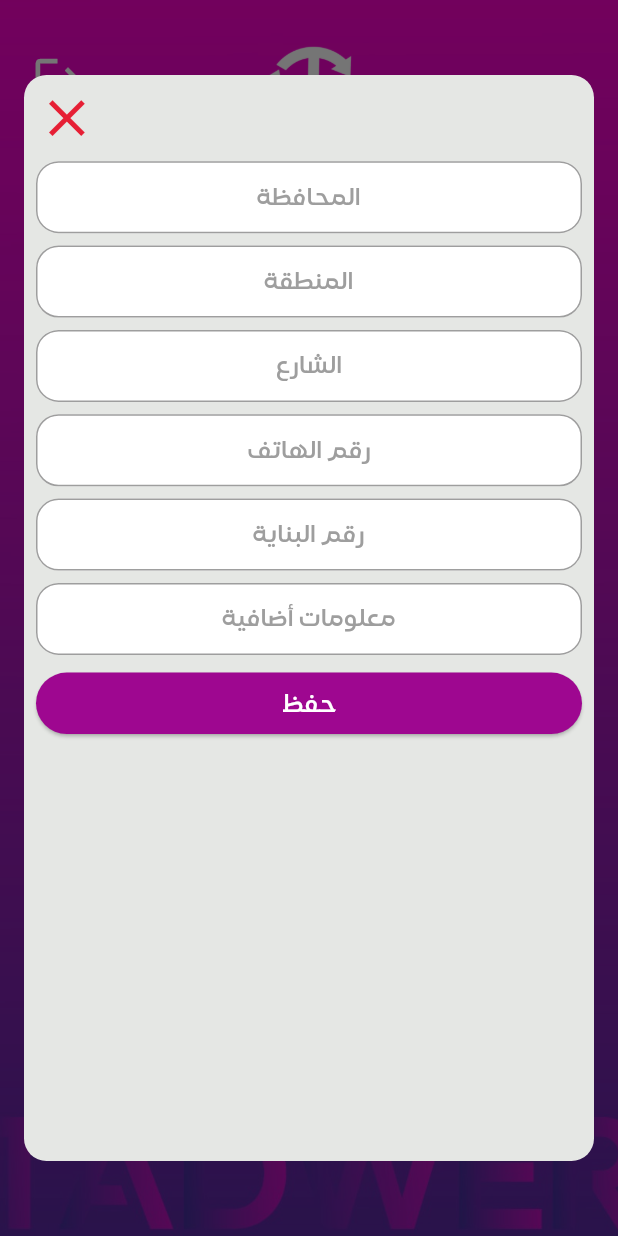
After one commit to Mohammad-Ihmeid/tadwer_app, a Flutter app: the RecyclingRequestScreen screen opened by its route, after a tap on "أضافة الموقع", on a phone screen of 412 x 824 dp. The commit adds this screen. Run offline on Flutter 3.47's test engine with Material 3 defaults, Android fonts, the phone set to English and light mode, and no system bars; our stand-ins replace bloc, dartz, equatable, flutter_bloc, get_it, get_storage and 2 more; accounts and stored records are empty; network calls fail.

Commit message:
Fix Bugs

```diff
--- a/lib/company/domain/repository/base_company_repository.dart
+++ b/lib/company/domain/repository/base_company_repository.dart
@@ -1,6 +1,7 @@
 import 'package:dartz/dartz.dart';
 import 'package:tadwer_app/company/domain/entities/category.dart';
 import 'package:tadwer_app/company/domain/entities/waste.dart';
+import 'package:tadwer_app/company/domain/usecases/add_address_usecase.dart';
 import 'package:tadwer_app/company/domain/usecases/connect_user_with_company_usecase.dart';
 import 'package:tadwer_app/company/domain/usecases/get_company_type_by_id_usecase.dart';
 import 'package:tadwer_app/company/domain/usecases/get_waste_by_category_usecase.dart';
@@ -27,4 +28,9 @@ abstract class BaseCompanyRepository {
 
   Future<Either<Failure, String>> updateQuantityOrAdd(
       UpdateQuantityOrAddParameters parameters);
+
+  ///////////////////////////////////////////////////
+
+  Future<Either<Failure, String>> addUserAddress(
+      AddUserAddressParameters parameters);
 }
--- /dev/null
+++ b/lib/company/presentation/components/address_component/add_address_component.dart
@@ -0,0 +1,104 @@
+import 'package:flutter/material.dart';
+import 'package:flutter_bloc/flutter_bloc.dart';
+import 'package:sizer/sizer.dart';
+import 'package:tadwer_app/company/presentation/components/widget/custom_address_text_field.dart';
+import 'package:tadwer_app/company/presentation/controller/bloc_recycling_request/recycling_request_bloc.dart';
+import 'package:tadwer_app/core/services/services_locator.dart';
+import 'package:tadwer_app/core/utils/color_manger.dart';
+import 'package:tadwer_app/core/utils/values_manager.dart';
+
+Future<dynamic> showAddAddressDialog(BuildContext context) {
+  return showAdaptiveDialog(
+    context: context,
+    builder: (context) => Material(
+      color: Colors.transparent,
+      child: Container(
+        margin: const EdgeInsets.symmetric(
+          vertical: AppPadding.p50,
+          horizontal: AppPadding.p16,
+        ),
+        padding: const EdgeInsets.all(AppPadding.p8),
+        decoration: BoxDecoration(
+          color: ColorManager.gray,
+          borderRadius: BorderRadius.circular(AppBorderRadius.s15),
+        ),
+        child: Scaffold(
+          backgroundColor: Colors.transparent,
+          body: BlocProvider(
+            create: (context) => getIt<RecyclingRequestBloc>(),
+            child: Directionality(
+              textDirection: TextDirection.rtl,
+              child: SingleChildScrollView(
+                child: Column(
+                  mainAxisSize: MainAxisSize.min,
+                  children: [
+                    Align(
+                      alignment: Alignment.topLeft,
+                      child: GestureDetector(
+                        onTap: () => Navigator.pop(context),
+                        child: Container(
+                          color: Colors.transparent,
+                          child: Icon(
+                            Icons.close,
+                            color: ColorManager.error,
+                            size: 30.sp,
+                          ),
+                        ),
+                      ),
+                    ),
+                    SizedBox(height: 1.h),
+                    CustomAddressTextField(
+                      controller: TextEditingController(),
+                      hintText: "المحافظة",
+                    ),
+                    SizedBox(height: 1.h),
+                    CustomAddressTextField(
+                      controller: TextEditingController(),
+                      hintText: "المنطقة",
+                    ),
+                    SizedBox(height: 1.h),
+                    CustomAddressTextField(
+                      controller: TextEditingController(),
+                      hintText: "الشارع",
+                    ),
+                    SizedBox(height: 1.h),
+                    CustomAddressTextField(
+                      controller: TextEditingController(),
+                      hintText: "رقم الهاتف",
+                    ),
+                    SizedBox(height: 1.h),
+                    CustomAddressTextField(
+                      controller: TextEditingController(),
+                      hintText: "رقم البناية",
+                    ),
+                    SizedBox(height: 1.h),
+                    CustomAddressTextField(
+                      controller: TextEditingController(),
+                      hintText: "معلومات أضافية",
+                    ),
+                    SizedBox(height: 1.h),
+                    ElevatedButton(
+                      onPressed: () {},
+                      style: ButtonStyle(
+                        backgroundColor:
+                            MaterialStateProperty.all(ColorManager.darkBink),
+                        minimumSize: MaterialStateProperty.all(
+                            const Size(double.infinity, 10)),
+                        padding: MaterialStateProperty.all(
+                            const EdgeInsets.all(AppPadding.p8)),
+                      ),
+                      child: Text(
+                        "حفظ",
+                        style: Theme.of(context).textTheme.titleMedium,
+                      ),
+                    )
+                  ],
+                ),
+              ),
+            ),
+          ),
+        ),
+      ),
+    ),
+  );
+}
--- /dev/null
+++ b/lib/company/presentation/components/widget/custom_address_text_field.dart
@@ -0,0 +1,51 @@
+import 'package:flutter/material.dart';
+import 'package:flutter/services.dart';
+import 'package:tadwer_app/core/utils/color_manger.dart';
+import 'package:tadwer_app/core/utils/values_manager.dart';
+
+class CustomAddressTextField extends StatelessWidget {
+  const CustomAddressTextField(
+      {Key? key,
+      required this.controller,
+      required this.hintText,
+      this.textInputAction = TextInputAction.next,
+      this.keyboardType = TextInputType.text,
+      this.inputFormatters = const []})
+      : super(key: key);
+
+  final String hintText;
+  final TextEditingController controller;
+  final TextInputAction textInputAction;
+  final TextInputType keyboardType;
+  final List<TextInputFormatter> inputFormatters;
+
+  @override
+  Widget build(BuildContext context) {
+    return TextField(
+      textInputAction: textInputAction,
+      keyboardType: keyboardType,
+      controller: controller,
+      inputFormatters: inputFormatters,
+      textAlign: TextAlign.center,
+      decoration: InputDecoration(
+        filled: true,
+        fillColor: ColorManager.white,
+        contentPadding: const EdgeInsets.symmetric(horizontal: 0),
+        hintText: hintText,
+        hintStyle: const TextStyle(color: Colors.grey),
+        border: OutlineInputBorder(
+          borderSide: const BorderSide(color: Colors.grey),
+          borderRadius: BorderRadius.circular(AppBorderRadius.s15),
+        ),
+        enabledBorder: OutlineInputBorder(
+          borderSide: const BorderSide(color: Colors.grey),
+          borderRadius: BorderRadius.circular(AppBorderRadius.s15),
+        ),
+        focusedBorder: OutlineInputBorder(
+          borderSide: const BorderSide(color: Colors.grey),
+          borderRadius: BorderRadius.circular(AppBorderRadius.s15),
+        ),
+      ),
+    );
+  }
+}
--- /dev/null
+++ b/lib/company/presentation/screens/recycling_request_screen.dart
@@ -0,0 +1,75 @@
+import 'package:flutter/material.dart';
+import 'package:sizer/sizer.dart';
+import 'package:tadwer_app/company/presentation/components/address_component/add_address_component.dart';
+import 'package:tadwer_app/company/presentation/components/widget/custom_app_bar.dart';
+import 'package:tadwer_app/core/utils/assets_manager.dart';
+import 'package:tadwer_app/core/utils/color_manger.dart';
+import 'package:tadwer_app/core/utils/values_manager.dart';
+
+class RecyclingRequestScreen extends StatelessWidget {
+  const RecyclingRequestScreen({super.key});
+
+  @override
+  Widget build(BuildContext context) {
+    return Scaffold(
+      resizeToAvoidBottomInset: false,
+      body: SafeArea(
+        child: Stack(
+          children: [
+            SizedBox(
+              width: 100.w,
+              height: 100.h,
+              child: Image.asset(
+                ImagesAssets.backgroundImage,
+                fit: BoxFit.cover,
+              ),
+            ),
+            Column(
+              crossAxisAlignment: CrossAxisAlignment.start,
+              mainAxisSize: MainAxisSize.min,
+              children: [
+                CustomAppBar.appBar(context),
+                GestureDetector(
+                  onTap: () => showAddAddressDialog(context),
+                  child: Container(
+                    width: double.infinity,
+                    margin: const EdgeInsets.all(AppPadding.p16),
+                    padding:
+                        const EdgeInsets.symmetric(vertical: AppPadding.p16),
+                    decoration: BoxDecoration(
+                      color: ColorManager.white,
+                      borderRadius: BorderRadius.circular(AppBorderRadius.s15),
+                    ),
+                    child: Text(
+                      "أضافة الموقع",
+                      textAlign: TextAlign.center,
+                      style: Theme.of(context).textTheme.titleLarge,
+                    ),
+                  ),
+                ),
+                GestureDetector(
+                  onTap: () {},
+                  child: Container(
+                    width: double.infinity,
+                    margin: const EdgeInsets.all(AppPadding.p16),
+                    padding:
+                        const EdgeInsets.symmetric(vertical: AppPadding.p16),
+                    decoration: BoxDecoration(
+                      color: ColorManager.white,
+                      borderRadius: BorderRadius.circular(AppBorderRadius.s15),
+                    ),
+                    child: Text(
+                      "طلب تدوير",
+                      textAlign: TextAlign.center,
+                      style: Theme.of(context).textTheme.titleLarge,
+                    ),
+                  ),
+                ),
+              ],
+            ),
+          ],
+        ),
+      ),
+    );
+  }
+}
--- a/lib/core/global/routes/app_pages.dart
+++ b/lib/core/global/routes/app_pages.dart
@@ -2,6 +2,7 @@ import 'package:tadwer_app/auth/presentation/screens/log_in_screen.dart';
 import 'package:tadwer_app/company/presentation/screens/basket_screen.dart';
 import 'package:tadwer_app/company/presentation/screens/category_screen.dart';
 import 'package:tadwer_app/company/presentation/screens/company_type_screen.dart';
+import 'package:tadwer_app/company/presentation/screens/recycling_request_screen.dart';
 
 import '../../../auth/presentation/screens/splash_screen.dart';
 import 'app_routes.dart';
@@ -17,5 +18,6 @@ class AppPages {
     Routes.companyType: (context) => const CompanyTypeScreen(),
     Routes.categoryType: (context) => const CategoryScreen(),
     Routes.basket: (context) => const BasketScreen(),
+    Routes.recyclingRequest: (context) => const RecyclingRequestScreen(),
   };
 }
--- a/lib/core/global/routes/app_routes.dart
+++ b/lib/core/global/routes/app_routes.dart
@@ -7,6 +7,7 @@ abstract class Routes {
   static const categoryType = Paths.categoryType;
   static const wasteType = Paths.wasteType;
   static const basket = Paths.basket;
+  static const recyclingRequest = Paths.recyclingRequest;
 }
 
 abstract class Paths {
@@ -18,4 +19,5 @@ abstract class Paths {
   static const categoryType = '/categoryType';
   static const wasteType = '/wasteType';
   static const basket = '/basket';
+  static const recyclingRequest = '/recyclingRequest';
 }
--- a/lib/core/network/api_constance.dart
+++ b/lib/core/network/api_constance.dart
@@ -18,7 +18,11 @@ class ApiConstance {
   static String getWasteByCategoryPath(int catId) =>
       "${baseURL}Waste/GetWasteByCategory/$catId";
 
+  //Basket
   static String addBasketPath = "${baseURL}Basket/AddBasket";
   static String updateQuantityOrAddPath =
       "${baseURL}Quantity/UpdateQuantityOrAdd";
+
+  //Address
+  static String addAddressPath = "${baseURL}Address/AddAddress";
 }
--- a/lib/core/services/services_locator.dart
+++ b/lib/core/services/services_locator.dart
@@ -7,6 +7,7 @@ import 'package:tadwer_app/auth/presentation/controller/login_bloc/login_bloc.da
 import 'package:tadwer_app/company/data/datasource/company_remote_data_source.dart';
 import 'package:tadwer_app/company/data/repository/company_repository.dart';
 import 'package:tadwer_app/company/domain/repository/base_company_repository.dart';
+import 'package:tadwer_app/company/domain/usecases/add_address_usecase.dart';
 import 'package:tadwer_app/company/domain/usecases/add_basket_usecase.dart';
 import 'package:tadwer_app/company/domain/usecases/connect_user_with_company_usecase.dart';
 import 'package:tadwer_app/company/domain/usecases/get_all_category_usecase.dart';
@@ -40,6 +41,7 @@ class ServicesLocator {
     getIt.registerLazySingleton(() => AddBasketUseCase(getIt()));
     getIt.registerLazySingleton(() => ConnectUserWithCompanyUseCase(getIt()));
     getIt.registerLazySingleton(() => GetCompanyTypeByIdUseCase(getIt()));
+    getIt.registerLazySingleton(() => AddUserAddressUseCase(getIt()));
 
     //Repository
     getIt.registerLazySingleton<BaseLogInRepository>(
--- a/lib/core/utils/values_manager.dart
+++ b/lib/core/utils/values_manager.dart
@@ -8,6 +8,7 @@ class AppPadding {
   static const double p8 = 8.0;
   static const double p16 = 16.0;
   static const double p30 = 30.0;
+  static const double p50 = 50.0;
 }
 
 class AppBorderRadius {
```
Also changed, not shown: lib/company/data/datasource/company_remote_data_source.dart (+27 -0 lines), lib/company/data/models/add_address_model.dart (added, +25 -0 lines), lib/company/data/repository/company_repository.dart (+15 -0 lines), lib/company/domain/entities/add_address.dart (added, +48 -0 lines), lib/company/domain/usecases/add_address_usecase.dart (added, +29 -0 lines), lib/company/presentation/controller/bloc_recycling_request/recycling_request_bloc.dart (added, +38 -0 lines), lib/company/presentation/controller/bloc_recycling_request/recycling_request_event.dart (added, +31 -0 lines), lib/company/presentation/controller/bloc_recycling_request/recycling_request_state.dart (added, +8 -0 lines), lib/company/presentation/screens/waste_screen.dart (+11 -2 lines).
